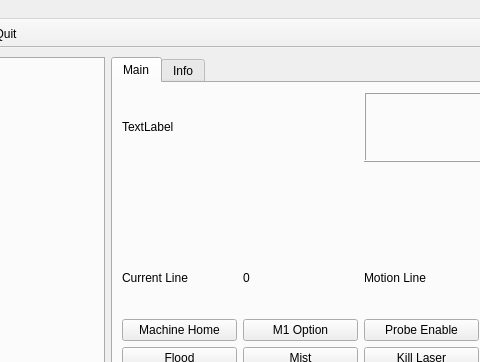
travis-farmer/linuxcnc, file configs/my_LinuxCNC_router/flex.ui: the form before one commit; both pictures show x 501 to 981 and y 0 to 362 of the 1127 by 921 pixel window.
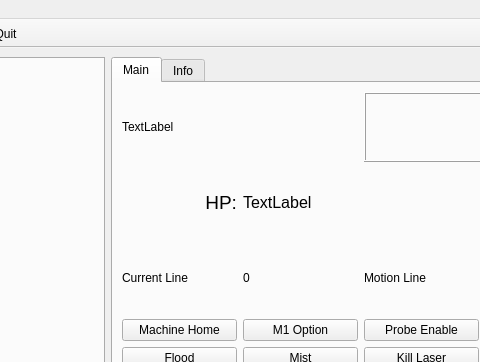
The form after the commit. Icons and pictures are not drawn.

Commit message: add HP readout to flex.ui

Diff of the .ui file:
```diff
--- a/configs/my_LinuxCNC_router/flex.ui
+++ b/configs/my_LinuxCNC_router/flex.ui
@@ -4804,6 +4804,33 @@
           </property>
          </widget>
         </item>
+        <item row="1" column="0">
+         <widget class="QLabel" name="label_69">
+          <property name="font">
+           <font>
+            <pointsize>14</pointsize>
+           </font>
+          </property>
+          <property name="text">
+           <string>HP:</string>
+          </property>
+          <property name="alignment">
+           <set>Qt::AlignRight|Qt::AlignTrailing|Qt::AlignVCenter</set>
+          </property>
+         </widget>
+        </item>
+        <item row="1" column="1">
+         <widget class="QLabel" name="ain_5_lb">
+          <property name="font">
+           <font>
+            <pointsize>12</pointsize>
+           </font>
+          </property>
+          <property name="text">
+           <string>TextLabel</string>
+          </property>
+         </widget>
+        </item>
        </layout>
       </widget>
       <widget class="QWidget" name="tab_23">
```
The commit also changes 3 other files.
